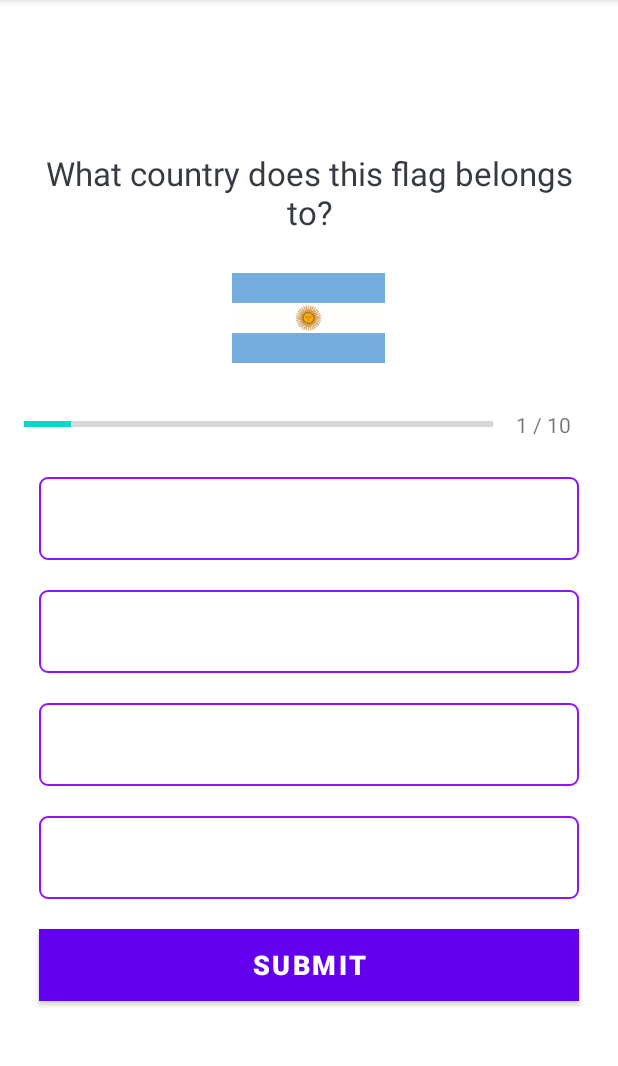
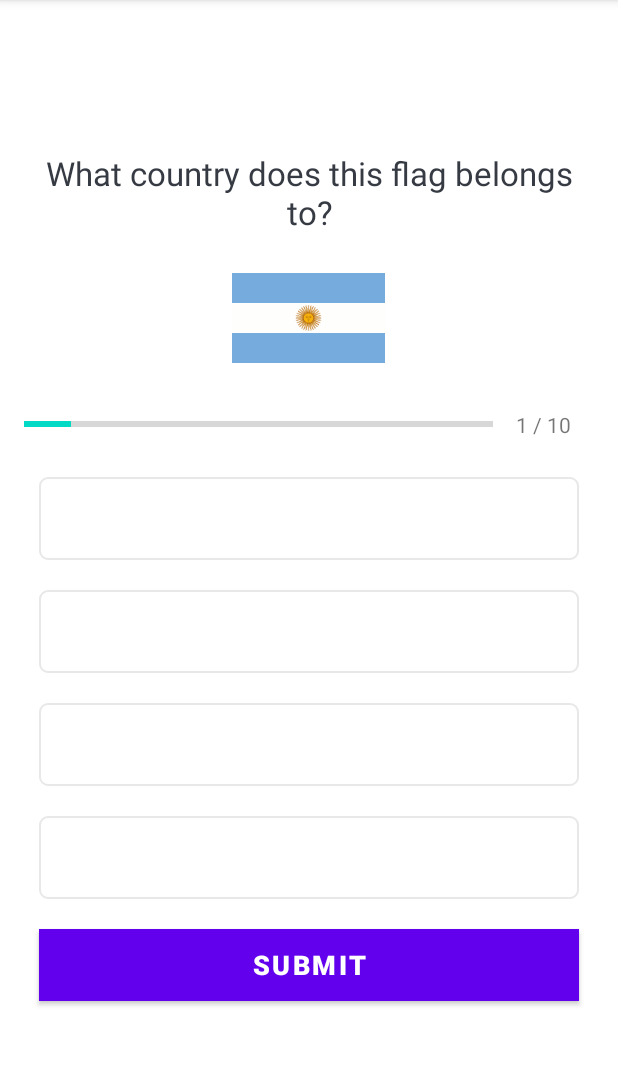
Before and after one commit to abubaker-cs/QuizApp, an Android app: the QuizQuestionsActivity screen opened directly, with no data from a screen before it, on a phone screen of 412 x 824 dp, the part 84-1150 px from its top. Run offline under Robolectric (Android 15) with nearby library versions, the phone set to English and light mode, and no system bars; our stand-ins replace data binding; 8 statements that could not run were skipped.

```diff
--- a/app/src/main/java/org/abubaker/quizapp/QuizQuestionsActivity.kt
+++ b/app/src/main/java/org/abubaker/quizapp/QuizQuestionsActivity.kt
@@ -4,6 +4,7 @@ import android.graphics.Color
 import android.graphics.Typeface
 import android.os.Bundle
 import android.util.Log
+import android.view.View
 import android.widget.TextView
 import androidx.appcompat.app.AppCompatActivity
 import androidx.core.content.ContextCompat
@@ -13,7 +14,7 @@ import org.abubaker.quizapp.data.Question
 import org.abubaker.quizapp.databinding.ActivityMainBinding
 import org.abubaker.quizapp.databinding.ActivityQuizQuestionsBinding
 
-class QuizQuestionsActivity : AppCompatActivity() {
+class QuizQuestionsActivity : AppCompatActivity(), View.OnClickListener {
 
     // Binding Object
     private lateinit var binding: ActivityQuizQuestionsBinding
@@ -36,9 +37,14 @@ class QuizQuestionsActivity : AppCompatActivity() {
 
         // It will return all questions
         val questionsList = Constants.getQuestions()
-        Log.i("Questions Size: ", "${questionsList.size}")
+        // Log.i("Questions Size: ", "${questionsList.size}")
 
         setQuestion()
+
+        binding.tvOptionOne.setOnClickListener(this)
+        binding.tvOptionTwo.setOnClickListener(this)
+        binding.tvOptionThree.setOnClickListener(this)
+        binding.tvOptionFour.setOnClickListener(this)
 
     }
 
@@ -47,7 +53,8 @@ class QuizQuestionsActivity : AppCompatActivity() {
         mCurrentPosition = 1
         val question = mQuestionsList!!.get(mCurrentPosition - 1)
 
-        //
+        // Issue: Buttons for options should be reset on each time when we will create a new question
+        // It will reset all buttons back to the default
         defaultOptionsView()
 
         binding.progressBar.progress = mCurrentPosition
@@ -64,7 +71,13 @@ class QuizQuestionsActivity : AppCompatActivity() {
 
     }
 
-    //
+    override fun onClick(v: View?) {
+
+    }
+
+    /*
+     * defaultOptionsView()
+     */
     private fun defaultOptionsView() {
         val options = ArrayList<TextView>()
         options.add(0, binding.tvOptionOne)
@@ -83,7 +96,7 @@ class QuizQuestionsActivity : AppCompatActivity() {
 
             // Border Color
             option.background =
-                ContextCompat.getDrawable(this, R.drawable.selected_option_border_bg)
+                ContextCompat.getDrawable(this, R.drawable.default_option_border_bg)
 
 
         }
@@ -91,4 +104,28 @@ class QuizQuestionsActivity : AppCompatActivity() {
 
     }
 
+    /**
+     * selectedOptionView()
+     */
+    private fun selectedOptionView(tv: TextView, selectedOptionNumber: Int) {
+
+        // Reset to default view
+        defaultOptionsView()
+
+        // Set to new position
+        mSelectedOptionPosition = selectedOptionNumber
+
+        // Text Color: 363A43
+        tv.setTextColor(Color.parseColor("363A43"))
+
+        // Typeface: Bold
+        tv.setTypeface(tv.typeface, Typeface.BOLD)
+
+        // Border Color
+        tv.background =
+            ContextCompat.getDrawable(this, R.drawable.selected_option_border_bg)
+
+
+    }
+
 }
```
